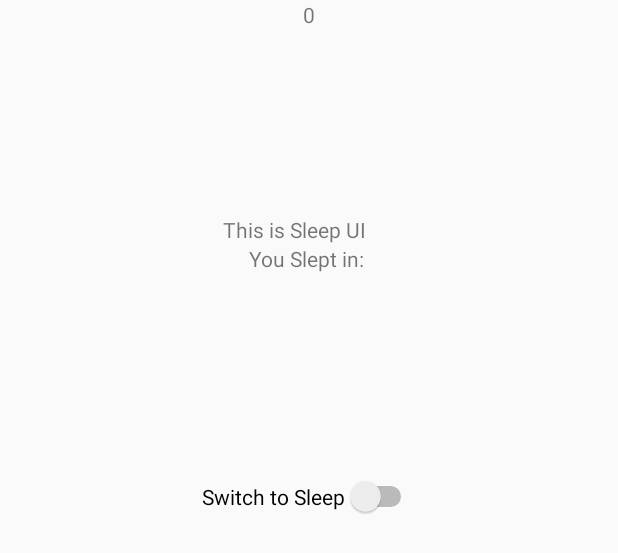
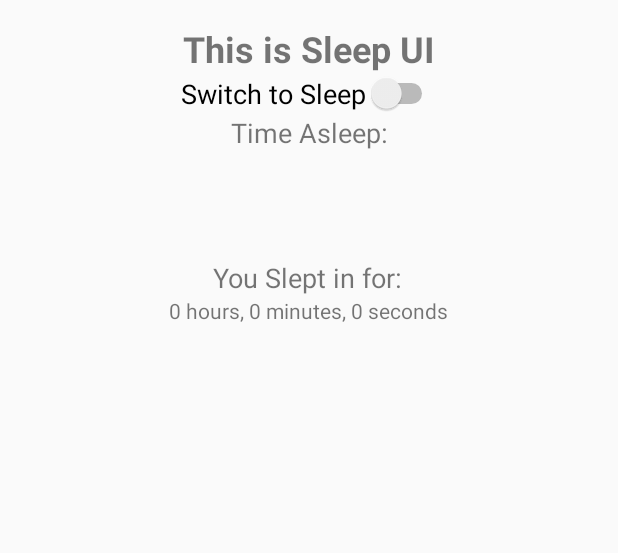
Before and after one commit to marcusha4299/SnapHealth, an Android app built with Jetpack Compose: the layout fragment_sleep.xml on its own in the app's theme, with its tools: preview values and no code run, on a phone screen of 412 x 824 dp. Shown: the top 553 px of the screen. Run offline under Robolectric (Android 15) with nearby library versions, the phone set to English and light mode, and no system bars.

Commit message:
Update fragment_sleep.xml

```diff
--- a/app/src/main/res/layout/fragment_sleep.xml
+++ b/app/src/main/res/layout/fragment_sleep.xml
@@ -4,49 +4,64 @@
     xmlns:tools="http://schemas.android.com/tools"
     android:layout_width="match_parent"
     android:layout_height="match_parent"
+    android:padding="16dp"
     tools:context=".Sleep">
-
 
     <TextView
         android:id="@+id/textView"
         android:layout_width="wrap_content"
         android:layout_height="wrap_content"
         android:text="This is Sleep UI"
-        app:layout_constraintBottom_toBottomOf="parent"
+        android:textSize="24sp"
+        android:textStyle="bold"
+        app:layout_constraintBottom_toTopOf="@+id/switch1"
         app:layout_constraintEnd_toEndOf="parent"
-        app:layout_constraintHorizontal_bias="0.469"
         app:layout_constraintStart_toStartOf="parent"
         app:layout_constraintTop_toTopOf="parent"
-        app:layout_constraintVertical_bias="0.178" />
+        app:layout_constraintVertical_bias="0.3" />
 
     <Switch
         android:id="@+id/switch1"
         android:layout_width="wrap_content"
         android:layout_height="wrap_content"
         android:text="Switch to Sleep"
-        app:layout_constraintBottom_toBottomOf="parent"
+        android:textSize="18sp"
+        app:layout_constraintBottom_toTopOf="@+id/textView11"
         app:layout_constraintEnd_toEndOf="parent"
         app:layout_constraintStart_toStartOf="parent"
         app:layout_constraintTop_toBottomOf="@+id/textView"
-        app:layout_constraintVertical_bias="0.244" />
+        app:layout_constraintVertical_bias="0.4" />
+
+    <TextView
+        android:id="@+id/textView11"
+        android:layout_width="wrap_content"
+        android:layout_height="wrap_content"
+        android:text="Time Asleep:"
+        android:textSize="18sp"
+        app:layout_constraintEnd_toEndOf="parent"
+        app:layout_constraintStart_toStartOf="parent"
+        app:layout_constraintTop_toBottomOf="@+id/switch1" />
 
     <TextView
         android:id="@+id/textView10"
         android:layout_width="wrap_content"
         android:layout_height="wrap_content"
-        android:text="You Slept in: "
-        app:layout_constraintBottom_toTopOf="@+id/textView11"
+        android:layout_marginTop="72dp"
+        android:text="You Slept in for:"
+        android:textSize="18sp"
         app:layout_constraintEnd_toEndOf="parent"
+        app:layout_constraintHorizontal_bias="0.498"
         app:layout_constraintStart_toStartOf="parent"
-        app:layout_constraintTop_toBottomOf="@+id/switch1" />
+        app:layout_constraintTop_toBottomOf="@+id/textView11" />
 
     <TextView
-        android:id="@+id/textView11"
+        android:id="@+id/textViewSleptIn"
         android:layout_width="wrap_content"
         android:layout_height="wrap_content"
-        android:text="0"
+        android:text="0 hours, 0 minutes, 0 seconds"
         app:layout_constraintEnd_toEndOf="parent"
+        app:layout_constraintHorizontal_bias="0.498"
         app:layout_constraintStart_toStartOf="parent"
-        tools:layout_editor_absoluteY="441dp" />
+        app:layout_constraintTop_toBottomOf="@+id/textView10" />
 
 </androidx.constraintlayout.widget.ConstraintLayout>
```
